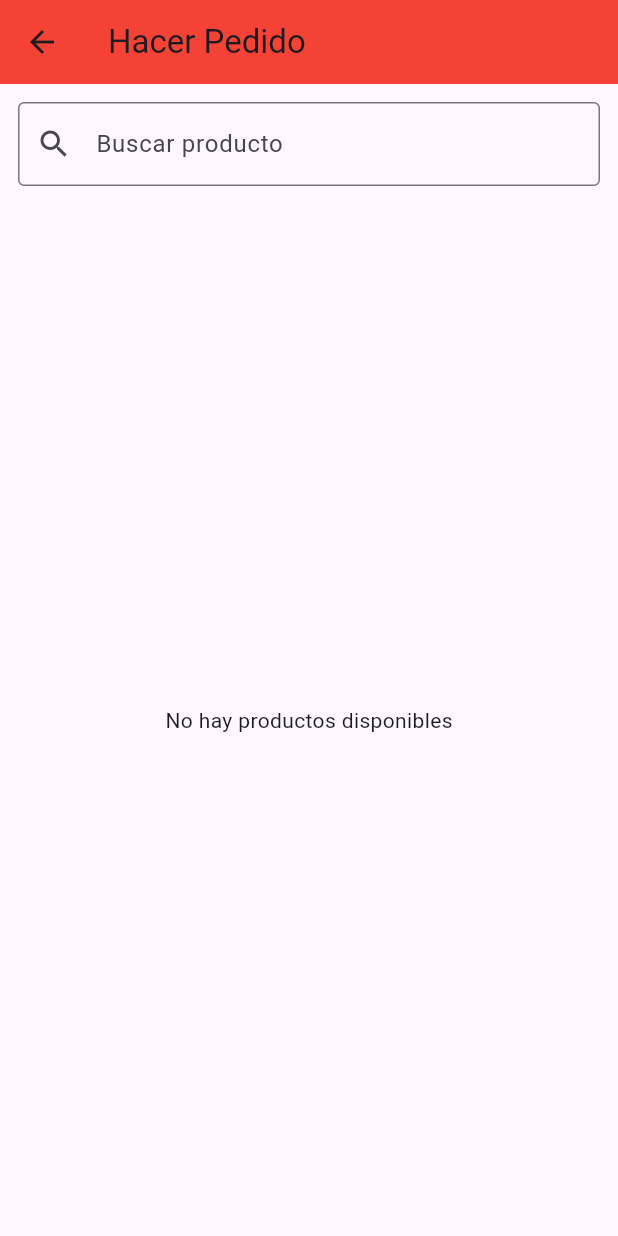
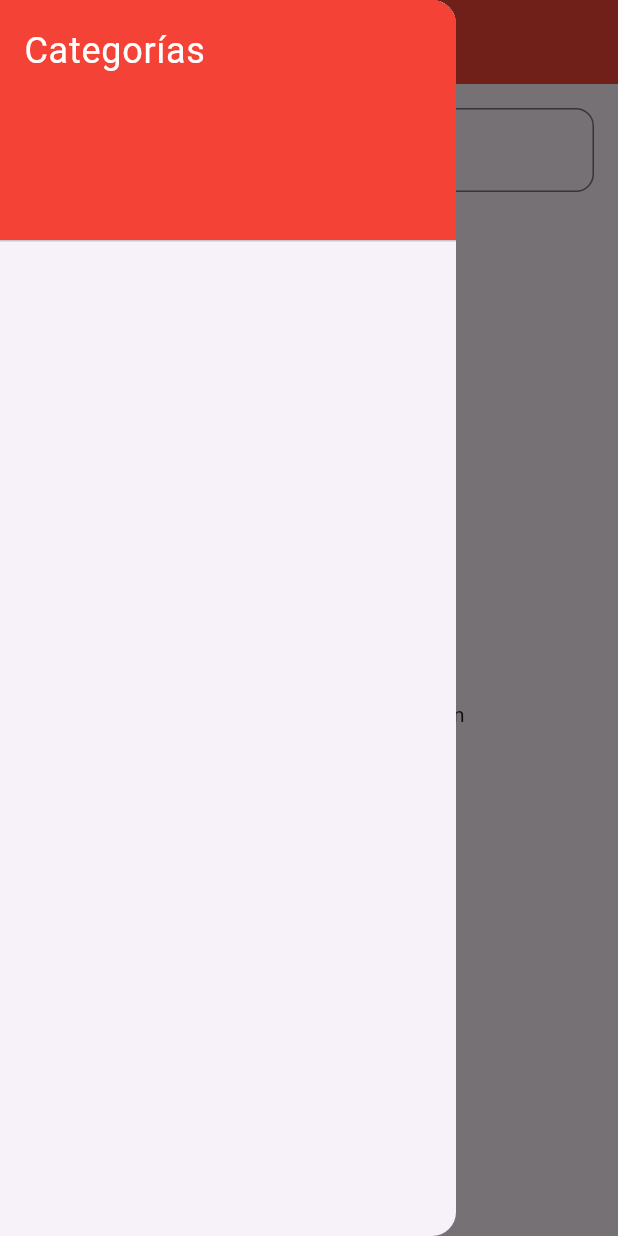
Before and after one commit to KnightBenji/command_app_ft, a Flutter app: the PedidoPage screen opened directly, with the side drawer open (before the commit the screen has no drawer), on a phone screen of 412 x 824 dp. Run offline on Flutter 3.47's test engine with Material 3 defaults, Android fonts, the phone set to English and light mode, and no system bars; our stand-ins replace cloud_firestore, firebase_auth, firebase_core; accounts and stored records are empty.

Commit message:
contador funcional , mejoria de cards

```diff
--- a/lib/screens/pedido_page.dart
+++ b/lib/screens/pedido_page.dart
@@ -5,140 +5,146 @@ class PedidoPage extends StatefulWidget {
   const PedidoPage({super.key});
 
   @override
-  _PedidoPageState createState() => _PedidoPageState();
+  State<PedidoPage> createState() => _PedidoPageState();
 }
 
 class _PedidoPageState extends State<PedidoPage> {
-  Map<String, int> cantidades = {};
-  String _busqueda = '';
+  String? categoriaSeleccionada;
+  TextEditingController searchController = TextEditingController();
+  String searchQuery = '';
+  Map<String, int> cantidades = {}; // Almacena cantidades por producto
 
-  // Agrupa productos por categoría
-  Future<Map<String, List<DocumentSnapshot>>> getProductosAgrupados() async {
+  Future<List<QueryDocumentSnapshot>> obtenerProductos() async {
     final snapshot = await FirebaseFirestore.instance.collection('productos').get();
-    final productos = snapshot.docs;
-
-    final Map<String, List<DocumentSnapshot>> agrupado = {};
-
-    for (var producto in productos) {
-      final categoria = producto['categoria'] ?? 'Sin categoría';
-      agrupado.putIfAbsent(categoria, () => []).add(producto);
-      cantidades[producto.id] = 1;
+    return snapshot.docs;
   }
 
-    return agrupado;
+  List<String> extraerCategorias(List<QueryDocumentSnapshot> productos) {
+    final categorias = productos.map((p) => p['categoria'].toString()).toSet().toList();
+    categorias.sort();
+    return categorias;
   }
 
   @override
   Widget build(BuildContext context) {
     return Scaffold(
       appBar: AppBar(
-        title: const Text("Hacer Pedido"),
+        title: const Text('Hacer Pedido'),
         backgroundColor: Colors.red,
       ),
-      body: Column(
-        children: [
-          Padding(
-            padding: const EdgeInsets.all(12.0),
-            child: TextField(
-              decoration: const InputDecoration(
-                labelText: 'Buscar producto',
-                border: OutlineInputBorder(),
-                prefixIcon: Icon(Icons.search),
-              ),
-              onChanged: (value) {
-                setState(() {
-                  _busqueda = value.toLowerCase();
-                });
-              },
-            ),
-          ),
-          Expanded(
-            child: FutureBuilder<Map<String, List<DocumentSnapshot>>>(
-              future: getProductosAgrupados(),
+      drawer: Drawer(
+        child: FutureBuilder(
+          future: obtenerProductos(),
           builder: (context, snapshot) {
             if (snapshot.connectionState == ConnectionState.waiting) {
               return const Center(child: CircularProgressIndicator());
             }
-
-                if (snapshot.hasError) {
-                  return const Center(child: Text('Error al cargar los productos'));
-                }
-
-                if (!snapshot.hasData || snapshot.data!.isEmpty) {
-                  return const Center(child: Text('No hay productos disponibles'));
-                }
-
-                final categorias = snapshot.data!;
+            if (snapshot.hasError) return const Center(child: Text("Error al cargar categorías"));
+            final productos = snapshot.data!;
+            final categorias = extraerCategorias(productos);
 
             return ListView(
-                  children: categorias.entries.map((entry) {
-                    final categoria = entry.key;
-                    final productos = entry.value.where((producto) {
-                      final nombre = (producto['nombre'] ?? '').toString().toLowerCase();
-                      return _busqueda.isEmpty || nombre.contains(_busqueda);
+              children: [
+                const DrawerHeader(
+                  decoration: BoxDecoration(color: Colors.red),
+                  child: Text('Categorías', style: TextStyle(color: Colors.white, fontSize: 24)),
+                ),
+                for (var cat in categorias)
+                  ListTile(
+                    title: Text(cat),
+                    selected: categoriaSeleccionada == cat,
+                    onTap: () {
+                      setState(() {
+                        categoriaSeleccionada = cat;
+                        Navigator.pop(context); // cerrar drawer
+                      });
+                    },
+                  )
+              ],
+            );
+          },
+        ),
+      ),
+      body: FutureBuilder(
+        future: obtenerProductos(),
+        builder: (context, snapshot) {
+          if (snapshot.connectionState == ConnectionState.waiting) {
+            return const Center(child: CircularProgressIndicator());
+          }
+          if (snapshot.hasError) return const Center(child: Text("Error al cargar productos"));
+          final productos = snapshot.data!;
+          final productosFiltrados = productos.where((producto) {
+            final nombre = producto['nombre'].toString().toLowerCase();
+            final coincideBusqueda = nombre.contains(searchQuery.toLowerCase());
+            final coincideCategoria = categoriaSeleccionada == null ||
+                producto['categoria'] == categoriaSeleccionada;
+            return coincideBusqueda && coincideCategoria;
           }).toList();
 
-                    if (productos.isEmpty) return const SizedBox.shrink();
-
-                    return ExpansionTile(
-                      initiallyExpanded: _busqueda.isNotEmpty,
-                      title: Text(categoria, style: const TextStyle(fontWeight: FontWeight.bold)),
-                      children: productos.map((producto) {
+          return Padding(
+            padding: const EdgeInsets.all(16),
+            child: Column(
+              children: [
+                TextField(
+                  controller: searchController,
+                  decoration: InputDecoration(
+                    labelText: 'Buscar producto',
+                    prefixIcon: const Icon(Icons.search),
+                    border: OutlineInputBorder(borderRadius: BorderRadius.circular(12)),
+                  ),
+                  onChanged: (value) {
+                    setState(() {
+                      searchQuery = value;
+                    });
+                  },
+                ),
+                const SizedBox(height: 16),
+                Expanded(
+                  child: productosFiltrados.isEmpty
+                      ? const Center(child: Text("No hay productos que coincidan"))
+                      : ListView.builder(
+                          itemCount: productosFiltrados.length,
+                          itemBuilder: (context, index) {
+                            final producto = productosFiltrados[index];
                             final id = producto.id;
                             final nombre = producto['nombre'];
                             final precio = producto['precio'];
 
+                            cantidades[id] = cantidades[id] ?? 0;
+
                             return Card(
-                          margin: const EdgeInsets.symmetric(horizontal: 16, vertical: 8),
+                              margin: const EdgeInsets.symmetric(vertical: 8),
                               child: Padding(
                                 padding: const EdgeInsets.all(16),
-                            child: Column(
+                                child: Row(
+                                  mainAxisAlignment: MainAxisAlignment.spaceBetween,
+                                  children: [
+                                    Column(
                                       crossAxisAlignment: CrossAxisAlignment.start,
                                       children: [
-                                Text(nombre, style: const TextStyle(fontWeight: FontWeight.bold)),
+                                        Text(nombre, style: const TextStyle(fontWeight: FontWeight.bold, fontSize: 20)),
                                         const SizedBox(height: 4),
-                                Text('Precio: \$${precio}'),
-                                const SizedBox(height: 8),
+                                        Text('Precio: \$${precio.toString()}'),
+                                      ],
+                                    ),
                                     Row(
                                       children: [
                                         IconButton(
                                           icon: const Icon(Icons.remove),
-                                      onPressed: () {
-                                        setState(() {
-                                          if (cantidades[id]! > 1) cantidades[id] = cantidades[id]! - 1;
-                                        });
-                                      },
+                                          onPressed: cantidades[id]! > 0
+                                              ? () => setState(() => cantidades[id] = cantidades[id]! - 1)
+                                              : null,
                                         ),
                                         Text('${cantidades[id]}', style: const TextStyle(fontSize: 20)),
                                         IconButton(
                                           icon: const Icon(Icons.add),
-                                      onPressed: () {
-                                        setState(() {
-                                          cantidades[id] = cantidades[id]! + 1;
-                                        });
-                                      },
+                                          onPressed: () => setState(() => cantidades[id] = cantidades[id]! + 1),
                                         ),
                                       ],
-                                ),
-                                ElevatedButton(
-                                  onPressed: () {
-                                    ScaffoldMessenger.of(context).showSnackBar(
-                                      SnackBar(
-                                        content: Text('Producto: $nombre x${cantidades[id]} agregado al pedido'),
-                                        backgroundColor: Colors.green,
-                                      ),
-                                    );
-                                  },
-                                  style: ElevatedButton.styleFrom(backgroundColor: Colors.red),
-                                  child: const Text("Agregar al Pedido"),
                                     ),
                                   ],
                                 ),
                               ),
-                        );
-                      }).toList(),
-                    );
-                  }).toList(),
                             );
                           },
                         ),
@@ -146,5 +152,8 @@ class _PedidoPageState extends State<PedidoPage> {
               ],
             ),
           );
+        },
+      ),
+    );
   }
 }
```
Lines whose indentation alone changed are shown as unchanged.
